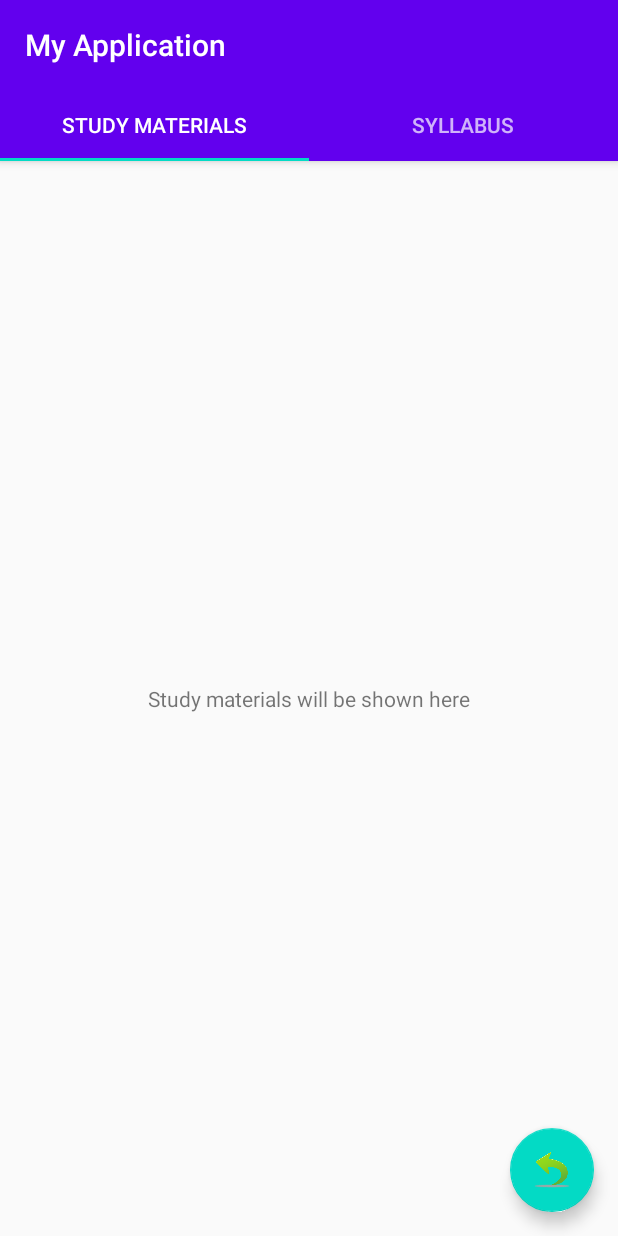
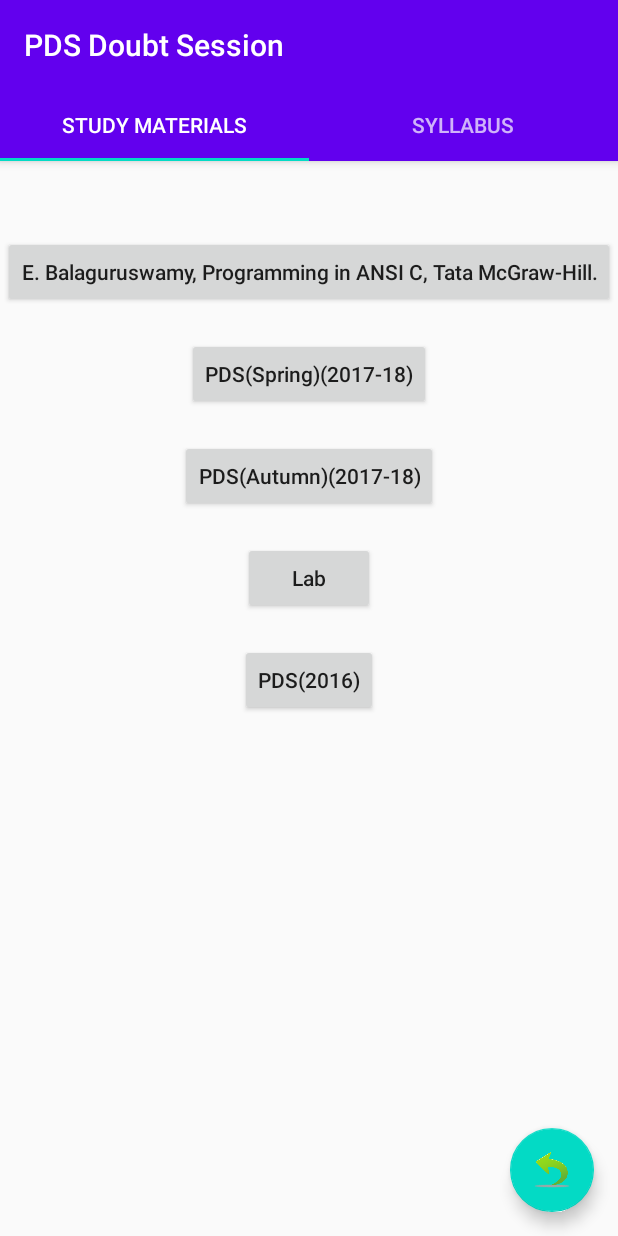
Before and after one commit to vedu2254/SWG_Task1_New, an Android app: the MainActivity screen opened directly, with no data from a screen before it, on a phone screen of 412 x 824 dp. Run offline under Robolectric (Android 15) with nearby library versions, the phone set to English and light mode, and no system bars.

Commit message:
Added Study Material buttons in the tabbed view

```diff
--- a/app/src/main/AndroidManifest.xml
+++ b/app/src/main/AndroidManifest.xml
@@ -5,7 +5,7 @@
     <application
         android:allowBackup="true"
         android:icon="@mipmap/ic_launcher"
-        android:label="@string/app_name"
+        android:label="Our Activity"
         android:roundIcon="@mipmap/ic_launcher_round"
         android:supportsRtl="true"
         android:theme="@style/AppTheme">
@@ -19,7 +19,7 @@
         </activity>
         <activity
             android:name=".MainActivity"
-            android:label="@string/app_name"
+            android:label="PDS Doubt Session"
             android:theme="@style/AppTheme.NoActionBar">
 <!--            <intent-filter>-->
 <!--                <action android:name="android.intent.action.MAIN" />-->
--- a/app/src/main/java/com/example/myapplication/StudyMaterials.java
+++ b/app/src/main/java/com/example/myapplication/StudyMaterials.java
@@ -1,19 +1,103 @@
 package com.example.myapplication;
 
+import android.net.Uri;
 import android.os.Bundle;
 import android.view.LayoutInflater;
 import android.view.View;
 import android.view.ViewGroup;
+import android.widget.ListView;
 
 import androidx.annotation.NonNull;
 import androidx.annotation.Nullable;
 import androidx.fragment.app.Fragment;
 
-public class StudyMaterials extends Fragment {
+import java.util.ArrayList;
+import java.util.List;
+
+
+import androidx.appcompat.app.AppCompatActivity;
+
+import android.content.Intent;
+import android.os.Bundle;
+import android.view.View;
+import android.widget.ListView;
+import android.widget.Toast;
+
+import com.google.android.material.snackbar.Snackbar;
+
+import java.util.ArrayList;
+import java.util.List;
+
+public class StudyMaterials extends Fragment
+//    implements View.OnClickListener
+{
+
+//    public  AppCompatActivity objectFromOtherClass;
+
+//    ListView listView2;
+//
+//@Nullable
+//    @Override
+//public void onCreate(Bundle savedInstanceState) {
+//        super.onCreate(savedInstanceState);
+//        objectFromOtherClass = new AppCompatActivity();
+//
+//        objectFromOtherClass.setContentView(R.layout.study_materials_layout);
+//
+//
+//        listView2=objectFromOtherClass.findViewById(R.id.listView2);
+//
+//        List<String> url=new ArrayList<>();
+//        List<String> title=new ArrayList<>();
+//
+//        title.add("SMP");
+//        title.add("PDS Doubt Sessions");
+//        title.add("ET Doubt Sessions");
+//        title.add("Examania");
+//
+//
+//        url.add("SMP");
+//        url.add("PDS Doubt Sessions");
+//        url.add("ET Doubt Sessions");
+//        url.add("Examania");
+//
+//
+//
+////        studyMaterialsAdapter myAdapter=new studyMaterialsAdapter(this, title, url);
+//    studyMaterialsAdapter myAdapter=new studyMaterialsAdapter(objectFromOtherClass, title, url);
+//
+//        listView2.setAdapter(myAdapter);
+//    }
     @Nullable
     @Override
     public View onCreateView(@NonNull LayoutInflater inflater, @Nullable ViewGroup container, @Nullable Bundle savedInstanceState) {
 //        return super.onCreateView(inflater, container, savedInstanceState);
         return inflater.inflate(R.layout.study_materials_layout,container,false);
     }
+
+//    @Override
+//    public void onClick(View v) {
+//        switch (v.getId()){
+//            case R.id.button7: {
+////                startActivity(new Intent(Intent.ACTION_VIEW, Uri.parse("http://www.google.com")));
+////                Snackbar.make(v, "Replace with your own action", Snackbar.LENGTH_LONG)
+////                    .setAction("Action", null).show();
+//
+//                Toast myToast = Toast.makeText(this, "I'm a toast!", Toast.LENGTH_LONG);
+//                myToast.show();
+//                break;
+//            }
+//
+//
+//            case R.id.button8:
+//                startActivity(new Intent(Intent.ACTION_VIEW, Uri.parse("http://www.google.com")));
+//            case R.id.button9:
+//                startActivity(new Intent(Intent.ACTION_VIEW, Uri.parse("http://www.google.com")));
+//            case R.id.button10:
+//                startActivity(new Intent(Intent.ACTION_VIEW, Uri.parse("http://www.google.com")));
+//            case R.id.button11:
+//                startActivity(new Intent(Intent.ACTION_VIEW, Uri.parse("http://www.google.com")));
+//
+//        }
+//    }
 }
--- a/app/src/main/res/layout/activity_main.xml
+++ b/app/src/main/res/layout/activity_main.xml
@@ -18,7 +18,7 @@
             android:gravity="center"
             android:minHeight="?actionBarSize"
             android:padding="@dimen/appbar_padding"
-            android:text="@string/app_name"
+            android:text="PDS Doubt Session"
             android:textAppearance="@style/TextAppearance.Widget.AppCompat.Toolbar.Title" />
 
         <com.google.android.material.tabs.TabLayout
--- a/app/src/main/res/layout/study_materials_layout.xml
+++ b/app/src/main/res/layout/study_materials_layout.xml
@@ -1,18 +1,87 @@
 <?xml version="1.0" encoding="utf-8"?>
-<androidx.constraintlayout.widget.ConstraintLayout
-    xmlns:android="http://schemas.android.com/apk/res/android"
+<androidx.constraintlayout.widget.ConstraintLayout xmlns:android="http://schemas.android.com/apk/res/android"
     xmlns:app="http://schemas.android.com/apk/res-auto"
     xmlns:tools="http://schemas.android.com/tools"
     android:layout_width="match_parent"
-    android:layout_height="match_parent">
+    android:layout_height="match_parent"
+    tools:context=".MainActivity">
 
-    <TextView
-        android:id="@+id/textView"
+    <!--        <Button-->
+    <!--            android:id="@+id/button"-->
+    <!--            android:layout_width="wrap_content"-->
+    <!--            android:layout_height="wrap_content"-->
+    <!--            android:onClick="openMainTabbedActivity"-->
+    <!--            android:text="click here"-->
+    <!--            tools:layout_editor_absoluteX="111dp"-->
+    <!--            tools:layout_editor_absoluteY="197dp" />-->
+
+
+    <!--    <ListView-->
+    <!--        android:layout_width="match_parent"-->
+    <!--        android:layout_height="match_parent"-->
+    <!--        android:id="@+id/listView2"/>-->
+
+    <Button
+        android:id="@+id/button7"
         android:layout_width="wrap_content"
         android:layout_height="wrap_content"
-        android:text="Study materials will be shown here"
-        app:layout_constraintBottom_toBottomOf="parent"
+        android:layout_marginTop="50dp"
+        android:onClick="linkRedirect"
+        android:text="@string/e_balaguruswamy_programming_in_ansi_c_tata_mcgraw_hill"
+        android:textAllCaps="false"
         app:layout_constraintEnd_toEndOf="parent"
         app:layout_constraintStart_toStartOf="parent"
         app:layout_constraintTop_toTopOf="parent" />
+
+    <Button
+        android:id="@+id/button8"
+        android:layout_width="wrap_content"
+        android:layout_height="wrap_content"
+        android:layout_marginTop="20dp"
+        android:onClick="linkRedirect"
+
+        android:text="PDS(Spring)(2017-18)"
+        android:textAllCaps="false"
+        app:layout_constraintEnd_toEndOf="parent"
+        app:layout_constraintStart_toStartOf="parent"
+        app:layout_constraintTop_toBottomOf="@+id/button7" />
+
+    <Button
+        android:id="@+id/button9"
+        android:layout_width="wrap_content"
+        android:layout_height="wrap_content"
+        android:layout_marginTop="20dp"
+
+        android:onClick="linkRedirect"
+        android:text="PDS(Autumn)(2017-18)"
+        android:textAllCaps="false"
+        app:layout_constraintEnd_toEndOf="parent"
+        app:layout_constraintStart_toStartOf="parent"
+        app:layout_constraintTop_toBottomOf="@+id/button8" />
+
+    <Button
+        android:id="@+id/button10"
+        android:layout_width="wrap_content"
+        android:layout_height="wrap_content"
+
+        android:layout_marginTop="20dp"
+        android:onClick="linkRedirect"
+        android:text="Lab"
+        android:textAllCaps="false"
+        app:layout_constraintEnd_toEndOf="parent"
+        app:layout_constraintStart_toStartOf="parent"
+        app:layout_constraintTop_toBottomOf="@+id/button9" />
+
+    <Button
+        android:id="@+id/button11"
+        android:layout_width="wrap_content"
+        android:layout_height="wrap_content"
+        android:layout_marginTop="20dp"
+
+        android:onClick="linkRedirect"
+        android:text="PDS(2016)"
+        android:textAllCaps="false"
+        app:layout_constraintEnd_toEndOf="parent"
+        app:layout_constraintStart_toStartOf="parent"
+        app:layout_constraintTop_toBottomOf="@+id/button10" />
 </androidx.constraintlayout.widget.ConstraintLayout>
--- a/app/src/main/res/layout/syllabus_layout.xml
+++ b/app/src/main/res/layout/syllabus_layout.xml
@@ -27,7 +27,7 @@
 \nStructures
 \nLinked lists
 \nData structures"
-        android:textSize="25sp"
+        android:textSize="20sp"
         app:layout_constraintEnd_toEndOf="parent"
         app:layout_constraintStart_toStartOf="parent"
         app:layout_constraintTop_toTopOf="parent" />
--- a/app/src/main/res/values/strings.xml
+++ b/app/src/main/res/values/strings.xml
@@ -6,4 +6,5 @@
 
     <string name="demo_text">demo Text</string>
     <string name="description_will_showup_here">Description will showup here</string>
+    <string name="e_balaguruswamy_programming_in_ansi_c_tata_mcgraw_hill">E. Balaguruswamy, Programming in ANSI C, Tata McGraw-Hill.</string>
 </resources>
```
Also changed, not shown: app/src/main/java/com/example/myapplication/MainActivity.kt (+52 -0 lines), app/src/main/java/com/example/myapplication/studyMaterialsAdapter.java (added, +45 -0 lines), app/src/main/res/layout/pds_resources.xml (added, +45 -0 lines).
